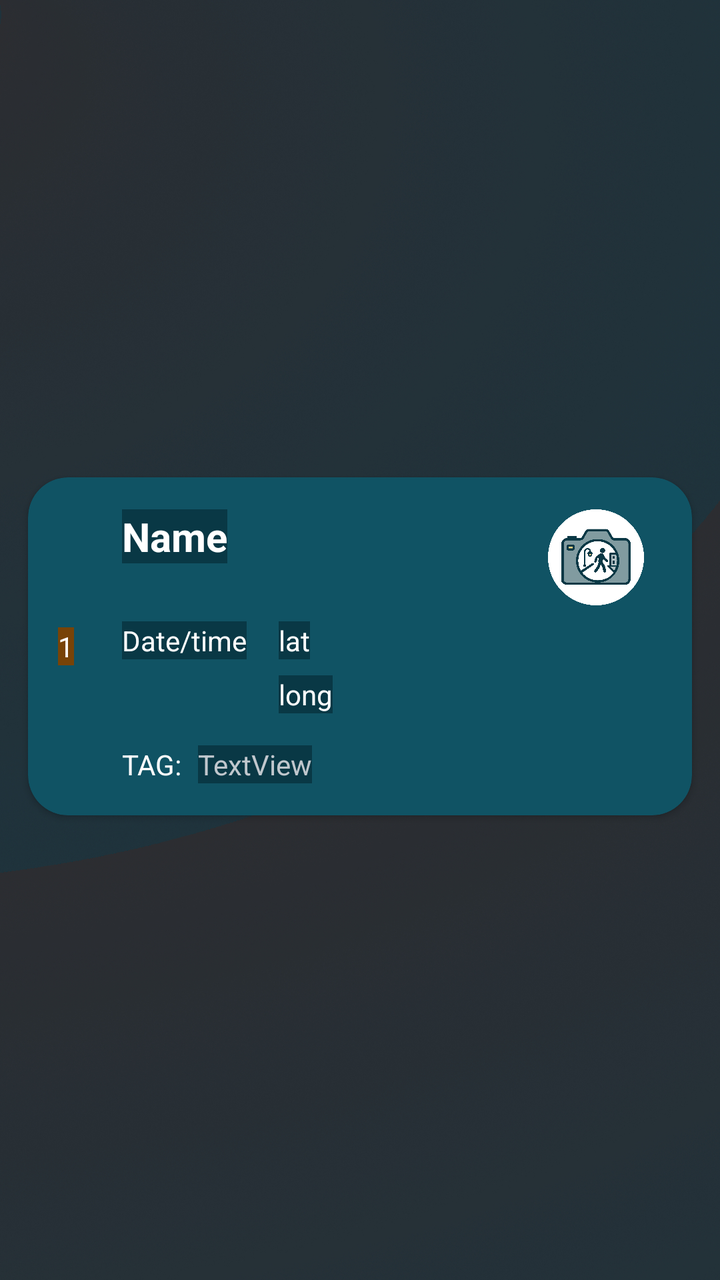
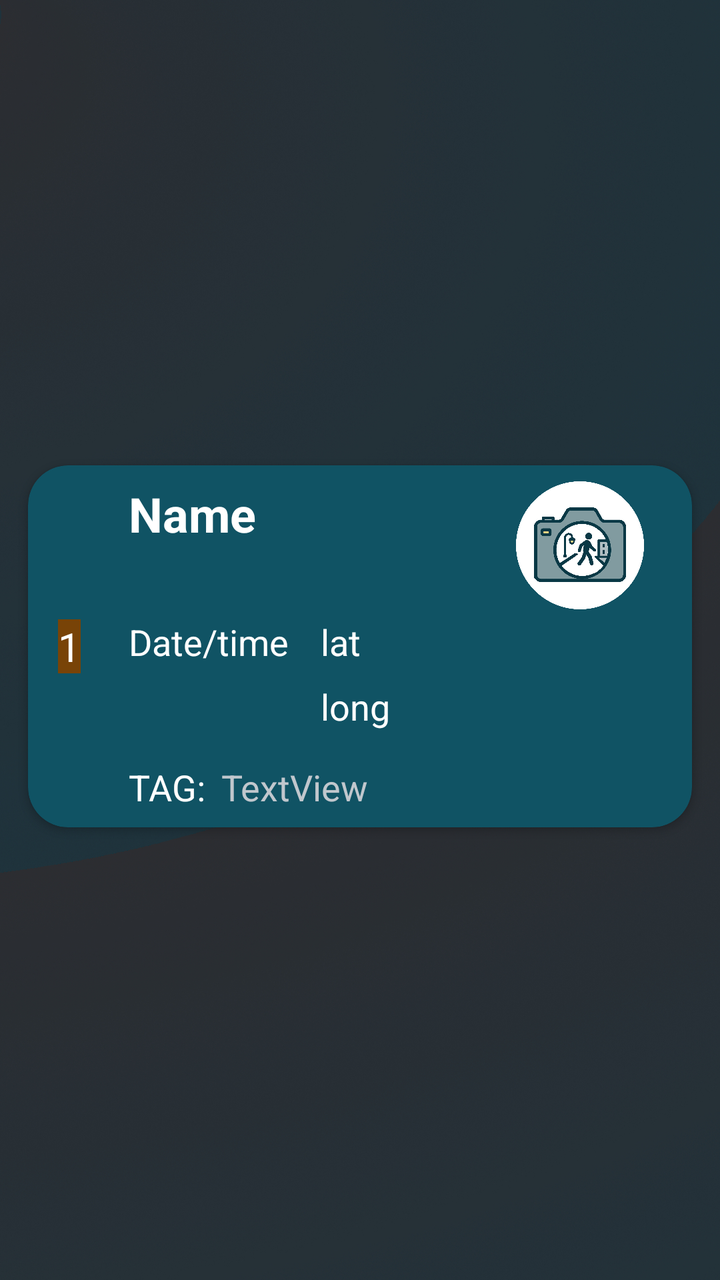

An Android layout rendered at two revisions. The XML below is the earlier revision; the diff shows what the commit changed to produce the second picture.
<!-- AndroidManifest.xml: application theme Theme.PhotoReminder -->
<!-- res/layout/item_marker_list.xml -->
<?xml version="1.0" encoding="utf-8"?>
<androidx.constraintlayout.widget.ConstraintLayout xmlns:android="http://schemas.android.com/apk/res/android"
    xmlns:app="http://schemas.android.com/apk/res-auto"
    xmlns:tools="http://schemas.android.com/tools"
    android:id="@+id/cardViewConstrain"
    android:layout_width="match_parent"
    android:layout_height="wrap_content">

    <androidx.cardview.widget.CardView
        android:id="@+id/itemCardView"
        android:layout_width="0dp"
        android:layout_height="wrap_content"
        android:layout_marginStart="14dp"
        android:layout_marginTop="14dp"
        android:layout_marginEnd="14dp"
        android:layout_marginBottom="8dp"
        android:backgroundTint="@color/colorPrimary"
        app:cardCornerRadius="20dp"
        app:layout_constraintBottom_toBottomOf="parent"
        app:layout_constraintEnd_toEndOf="parent"
        app:layout_constraintStart_toStartOf="parent"
        app:layout_constraintTop_toTopOf="parent">

        <androidx.constraintlayout.widget.ConstraintLayout
            android:layout_width="match_parent"
            android:layout_height="match_parent">

            <TextView
                android:id="@+id/numberItem"
                android:layout_width="wrap_content"
                android:layout_height="wrap_content"
                android:layout_marginStart="8dp"
                android:background="@color/colorOrange"
                android:inputType="number|numberDecimal"
                android:minWidth="1dp"
                android:text="1"
                android:textColor="@color/white"
                app:layout_constraintBottom_toBottomOf="parent"
                app:layout_constraintEnd_toEndOf="parent"
                app:layout_constraintHorizontal_bias="0.022"
                app:layout_constraintStart_toStartOf="parent"
                app:layout_constraintTop_toTopOf="parent"
                tools:ignore="TouchTargetSizeCheck" />

            <TextView
                android:id="@+id/dateTextView"
                android:layout_width="wrap_content"
                android:layout_height="wrap_content"
                android:layout_marginTop="8dp"
                android:background="@color/colorPrimaryDark"
                android:inputType="datetime"
                android:text="Date/time"
                android:textColor="@color/white"
                app:layout_constraintStart_toStartOf="@+id/itemNameTextView"
                app:layout_constraintTop_toBottomOf="@+id/imageView3"
                tools:ignore="TouchTargetSizeCheck" />

            <TextView
                android:id="@+id/itemNameTextView"
                android:layout_width="wrap_content"
                android:layout_height="wrap_content"
                android:layout_marginStart="24dp"
                android:layout_marginTop="16dp"
                android:background="@color/colorPrimaryDark"
                android:editable="false"
                android:text="Name"
                android:textColor="@color/white"
                android:textSize="20sp"
                android:textStyle="bold"
                app:layout_constraintStart_toEndOf="@+id/numberItem"
                app:layout_constraintTop_toTopOf="parent" />

            <TextView
                android:id="@+id/latTextView"
                android:layout_width="wrap_content"
                android:layout_height="wrap_content"
                android:layout_marginStart="16dp"
                android:background="@color/colorPrimaryDark"
                android:nestedScrollingEnabled="false"
                android:scrollbars="horizontal"
                android:scrollHorizontally="false"
                android:singleLine="false"
                android:text="lat"
                android:textColor="@color/white"
                app:layout_constraintBottom_toBottomOf="@+id/dateTextView"
                app:layout_constraintEnd_toEndOf="parent"
                app:layout_constraintHorizontal_bias="0.0"
                app:layout_constraintStart_toEndOf="@+id/dateTextView"
                app:layout_constraintTop_toTopOf="@+id/dateTextView" />

            <TextView
                android:id="@+id/itemTagTextView"
                android:layout_width="wrap_content"
                android:layout_height="wrap_content"
                android:layout_marginTop="16dp"
                android:layout_marginBottom="16dp"
                android:text="TAG:"
                android:textColor="@color/white"
                app:layout_constraintBottom_toBottomOf="parent"
                app:layout_constraintStart_toStartOf="@+id/dateTextView"
                app:layout_constraintTop_toBottomOf="@+id/longTextView"
                app:layout_constraintVertical_bias="0.0" />

            <TextView
                android:id="@+id/itemTagValueTextView"
                android:layout_width="wrap_content"
                android:layout_height="wrap_content"
                android:layout_marginStart="8dp"
                android:background="@color/colorPrimaryDark"
                android:text="TextView"
                android:textColor="@color/material_dynamic_neutral_variant80"
                app:layout_constraintBottom_toBottomOf="@+id/itemTagTextView"
                app:layout_constraintStart_toEndOf="@+id/itemTagTextView"
                app:layout_constraintTop_toTopOf="@+id/itemTagTextView" />

            <TextView
                android:id="@+id/longTextView"
                android:layout_width="wrap_content"
                android:layout_height="wrap_content"
                android:layout_marginTop="8dp"
                android:background="@color/colorPrimaryDark"
                android:text="long"
                android:textColor="@color/white"
                app:layout_constraintStart_toStartOf="@+id/latTextView"
                app:layout_constraintTop_toBottomOf="@+id/latTextView" />

            <ImageView
                android:id="@+id/imageView3"
                android:layout_width="48dp"
                android:layout_height="48dp"
                android:layout_marginEnd="24dp"
                app:layout_constraintEnd_toEndOf="parent"
                app:layout_constraintTop_toTopOf="@+id/itemNameTextView"
                app:srcCompat="@drawable/street_icon" />

        </androidx.constraintlayout.widget.ConstraintLayout>
    </androidx.cardview.widget.CardView>
</androidx.constraintlayout.widget.ConstraintLayout>
<!-- resources referenced by this layout -->
<resources>
  <color name="colorOrange">#784307</color>
  <color name="colorPrimary">#105364</color>
  <color name="colorPrimaryDark">#093845</color>
  <color name="white">#FFFFFF</color>
  <!-- drawable street_icon: png bitmap (drawable, 60060 bytes) -->
  <style name="Theme.PhotoReminder" parent="Base.Theme.PhotoReminder" />
  <style name="Base.Theme.PhotoReminder" parent="Theme.Material3.DayNight.NoActionBar">
          
  
         <item name="colorPrimary">@color/colorPrimary</item>
          <item name="colorOnPrimary">@color/colorOnPrimary</item>
          <item name="android:textColorPrimary">@color/colorOnPrimary</item>
          <item name="colorPrimaryDark">@color/colorPrimaryDark</item>
          <item name="android:navigationBarColor">@color/colorPrimaryDark</item>
          <item name="android:statusBarColor">@color/colorPrimaryDark</item>
          
             <item name="cardBackgroundColor">@color/colorPrimary</item>
             <item name="android:windowBackground">@drawable/background</item>
  
         </style>
  <color name="colorOnPrimary">#FFFFFF</color>
  <!-- drawable background: jpg bitmap (drawable, 935019 bytes) -->
</resources>

<!-- the commit's change to res/layout/item_marker_list.xml (unified diff, before → after) -->
@@ -35,6 +35,7 @@
                 android:minWidth="1dp"
                 android:text="1"
                 android:textColor="@color/white"
+                android:textSize="20sp"
                 app:layout_constraintBottom_toBottomOf="parent"
                 app:layout_constraintEnd_toEndOf="parent"
                 app:layout_constraintHorizontal_bias="0.022"
@@ -46,11 +47,11 @@
                 android:id="@+id/dateTextView"
                 android:layout_width="wrap_content"
                 android:layout_height="wrap_content"
-                android:layout_marginTop="8dp"
-                android:background="@color/colorPrimaryDark"
+                android:layout_marginTop="4dp"
                 android:inputType="datetime"
                 android:text="Date/time"
                 android:textColor="@color/white"
+                android:textSize="18sp"
                 app:layout_constraintStart_toStartOf="@+id/itemNameTextView"
                 app:layout_constraintTop_toBottomOf="@+id/imageView3"
                 tools:ignore="TouchTargetSizeCheck" />
@@ -60,12 +61,11 @@
                 android:layout_width="wrap_content"
                 android:layout_height="wrap_content"
                 android:layout_marginStart="24dp"
-                android:layout_marginTop="16dp"
-                android:background="@color/colorPrimaryDark"
+                android:layout_marginTop="8dp"
                 android:editable="false"
                 android:text="Name"
                 android:textColor="@color/white"
-                android:textSize="20sp"
+                android:textSize="24sp"
                 android:textStyle="bold"
                 app:layout_constraintStart_toEndOf="@+id/numberItem"
                 app:layout_constraintTop_toTopOf="parent" />
@@ -75,13 +75,13 @@
                 android:layout_width="wrap_content"
                 android:layout_height="wrap_content"
                 android:layout_marginStart="16dp"
-                android:background="@color/colorPrimaryDark"
                 android:nestedScrollingEnabled="false"
                 android:scrollbars="horizontal"
                 android:scrollHorizontally="false"
                 android:singleLine="false"
                 android:text="lat"
                 android:textColor="@color/white"
+                android:textSize="18sp"
                 app:layout_constraintBottom_toBottomOf="@+id/dateTextView"
                 app:layout_constraintEnd_toEndOf="parent"
                 app:layout_constraintHorizontal_bias="0.0"
@@ -93,9 +93,10 @@
                 android:layout_width="wrap_content"
                 android:layout_height="wrap_content"
                 android:layout_marginTop="16dp"
-                android:layout_marginBottom="16dp"
+                android:layout_marginBottom="8dp"
                 android:text="TAG:"
                 android:textColor="@color/white"
+                android:textSize="18sp"
                 app:layout_constraintBottom_toBottomOf="parent"
                 app:layout_constraintStart_toStartOf="@+id/dateTextView"
                 app:layout_constraintTop_toBottomOf="@+id/longTextView"
@@ -106,9 +107,9 @@
                 android:layout_width="wrap_content"
                 android:layout_height="wrap_content"
                 android:layout_marginStart="8dp"
-                android:background="@color/colorPrimaryDark"
                 android:text="TextView"
                 android:textColor="@color/material_dynamic_neutral_variant80"
+                android:textSize="18sp"
                 app:layout_constraintBottom_toBottomOf="@+id/itemTagTextView"
                 app:layout_constraintStart_toEndOf="@+id/itemTagTextView"
                 app:layout_constraintTop_toTopOf="@+id/itemTagTextView" />
@@ -118,16 +119,16 @@
                 android:layout_width="wrap_content"
                 android:layout_height="wrap_content"
                 android:layout_marginTop="8dp"
-                android:background="@color/colorPrimaryDark"
                 android:text="long"
                 android:textColor="@color/white"
+                android:textSize="18sp"
                 app:layout_constraintStart_toStartOf="@+id/latTextView"
                 app:layout_constraintTop_toBottomOf="@+id/latTextView" />
 
             <ImageView
                 android:id="@+id/imageView3"
-                android:layout_width="48dp"
-                android:layout_height="48dp"
+                android:layout_width="64dp"
+                android:layout_height="64dp"
                 android:layout_marginEnd="24dp"
                 app:layout_constraintEnd_toEndOf="parent"
                 app:layout_constraintTop_toTopOf="@+id/itemNameTextView"
